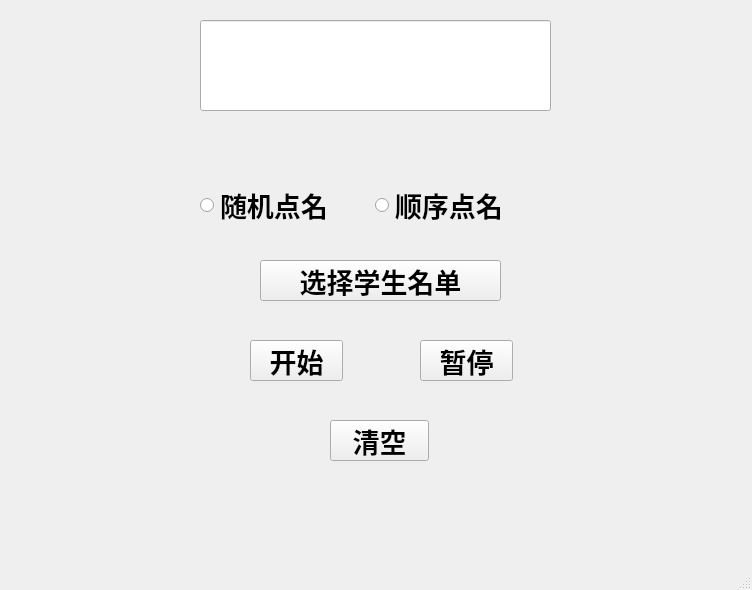
Qt form Random.ui (Rt29333/Python_project3) before a commit.
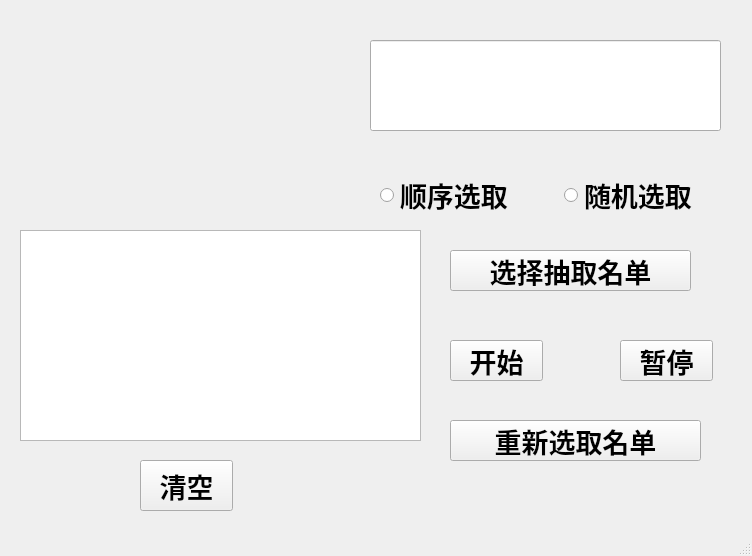
The same form after that commit.

Commit message: 第七次更改，实现了选取结果显示的功能

What changed in the file:
```diff
--- a/Random.ui
+++ b/Random.ui
@@ -7,9 +7,17 @@
     <x>0</x>
     <y>0</y>
     <width>752</width>
-    <height>590</height>
+    <height>556</height>
    </rect>
   </property>
+  <property name="font">
+   <font>
+    <family>楷体</family>
+    <pointsize>20</pointsize>
+    <weight>75</weight>
+    <bold>true</bold>
+   </font>
+  </property>
   <property name="windowTitle">
    <string>MainWindow</string>
   </property>
@@ -17,8 +25,8 @@
    <widget class="QPushButton" name="pushButton_3">
     <property name="geometry">
      <rect>
-      <x>260</x>
-      <y>260</y>
+      <x>450</x>
+      <y>250</y>
       <width>241</width>
       <height>41</height>
      </rect>
@@ -32,15 +40,15 @@
      </font>
     </property>
     <property name="text">
-     <string>选择学生名单</string>
+     <string>选择抽取名单</string>
     </property>
    </widget>
    <widget class="QPushButton" name="pushButton_4">
     <property name="geometry">
      <rect>
-      <x>330</x>
+      <x>450</x>
       <y>420</y>
-      <width>99</width>
+      <width>251</width>
       <height>41</height>
      </rect>
     </property>
@@ -53,34 +61,19 @@
      </font>
     </property>
     <property name="text">
-     <string>清空</string>
+     <string>重新选取名单</string>
     </property>
    </widget>
    <widget class="QWidget" name="horizontalLayoutWidget">
     <property name="geometry">
      <rect>
-      <x>200</x>
-      <y>180</y>
-      <width>343</width>
+      <x>380</x>
+      <y>170</y>
+      <width>361</width>
       <height>51</height>
      </rect>
     </property>
     <layout class="QHBoxLayout" name="horizontalLayout">
-     <item>
-      <widget class="QRadioButton" name="radioButton_2">
-       <property name="font">
-        <font>
-         <family>楷体</family>
-         <pointsize>20</pointsize>
-         <weight>75</weight>
-         <bold>true</bold>
-        </font>
-       </property>
-       <property name="text">
-        <string>随机点名</string>
-       </property>
-      </widget>
-     </item>
      <item>
       <widget class="QRadioButton" name="radioButton">
        <property name="font">
@@ -92,7 +85,22 @@
         </font>
        </property>
        <property name="text">
-        <string>顺序点名</string>
+        <string>顺序选取</string>
+       </property>
+      </widget>
+     </item>
+     <item>
+      <widget class="QRadioButton" name="radioButton_2">
+       <property name="font">
+        <font>
+         <family>楷体</family>
+         <pointsize>20</pointsize>
+         <weight>75</weight>
+         <bold>true</bold>
+        </font>
+       </property>
+       <property name="text">
+        <string>随机选取</string>
        </property>
       </widget>
      </item>
@@ -101,7 +109,7 @@
    <widget class="QPushButton" name="pushButton">
     <property name="geometry">
      <rect>
-      <x>250</x>
+      <x>450</x>
       <y>340</y>
       <width>93</width>
       <height>41</height>
@@ -122,7 +130,7 @@
    <widget class="QPushButton" name="pushButton_2">
     <property name="geometry">
      <rect>
-      <x>420</x>
+      <x>620</x>
       <y>340</y>
       <width>93</width>
       <height>41</height>
@@ -143,8 +151,8 @@
    <widget class="QLineEdit" name="lineEdit">
     <property name="geometry">
      <rect>
-      <x>200</x>
-      <y>20</y>
+      <x>370</x>
+      <y>40</y>
       <width>351</width>
       <height>91</height>
      </rect>
@@ -159,6 +167,45 @@
      <set>Qt::AlignCenter</set>
     </property>
    </widget>
+   <widget class="QTextBrowser" name="textBrowser">
+    <property name="geometry">
+     <rect>
+      <x>20</x>
+      <y>230</y>
+      <width>401</width>
+      <height>211</height>
+     </rect>
+    </property>
+    <property name="focusPolicy">
+     <enum>Qt::StrongFocus</enum>
+    </property>
+   </widget>
+   <widget class="QLabel" name="label">
+    <property name="geometry">
+     <rect>
+      <x>30</x>
+      <y>40</y>
+      <width>141</width>
+      <height>171</height>
+     </rect>
+    </property>
+    <property name="text">
+     <string/>
+    </property>
+   </widget>
+   <widget class="QPushButton" name="pushButton_5">
+    <property name="geometry">
+     <rect>
+      <x>140</x>
+      <y>460</y>
+      <width>93</width>
+      <height>51</height>
+     </rect>
+    </property>
+    <property name="text">
+     <string>清空</string>
+    </property>
+   </widget>
   </widget>
   <widget class="QMenuBar" name="menubar">
    <property name="geometry">
```
Left out of the diff: 4 changed lines with no effect on the pictures. The commit also changes 2 other files.
